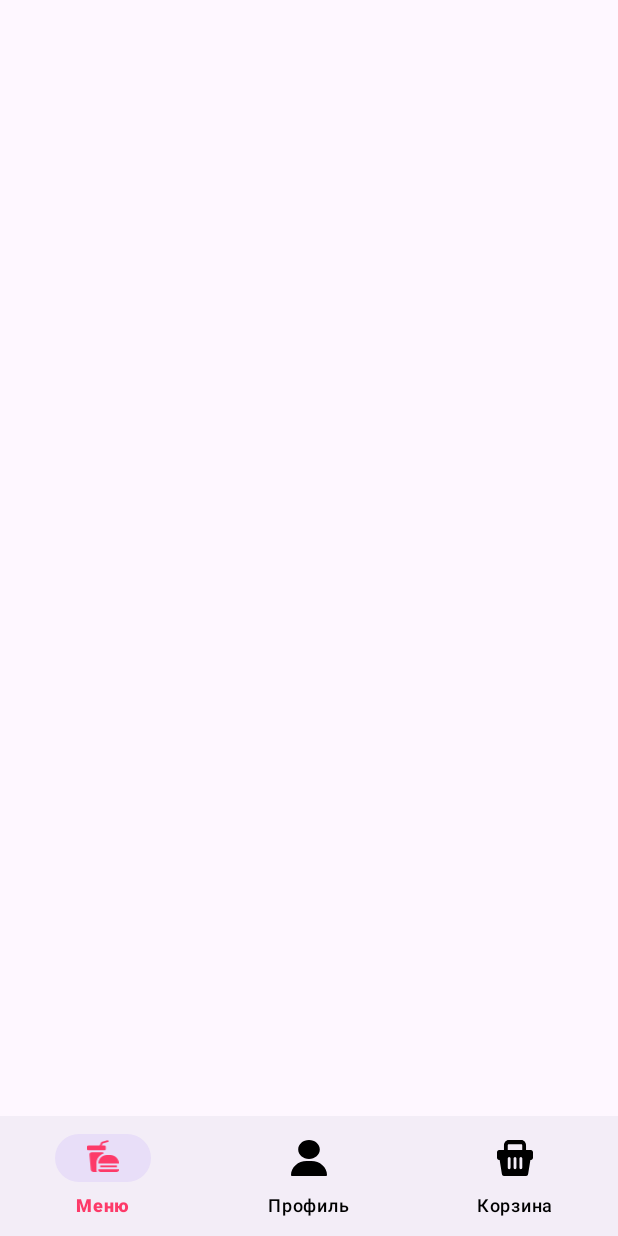
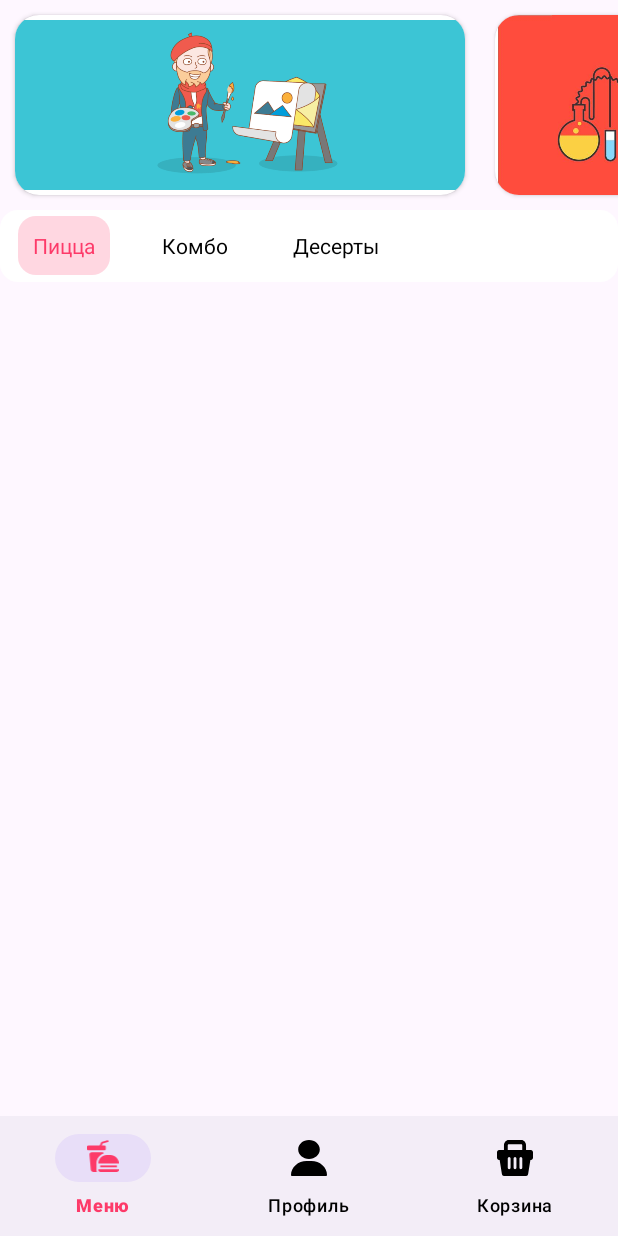
Before and after one commit to YuriyDev451/FoodTestApp, an Android app: the screen it shows after launch (MainActivity), on a phone screen of 412 x 824 dp. Run offline under Robolectric (Android 15) with nearby library versions, the phone set to English and light mode, and no system bars; our stand-ins replace Dagger/Hilt's generated code.

Commit message:
add Banner, TabLayout

```diff
--- a/app/build.gradle.kts
+++ b/app/build.gradle.kts
@@ -43,6 +43,8 @@ android {
 
 dependencies {
     implementation("com.google.dagger:hilt-android:2.46")
+    implementation("androidx.navigation:navigation-fragment-ktx:2.7.7")
+    implementation("androidx.navigation:navigation-ui-ktx:2.7.7")
     kapt("com.google.dagger:hilt-android-compiler:2.46")
 
 
--- /dev/null
+++ b/app/src/main/java/com/gukunov/foodtestapp/entity/BannerImage.kt
@@ -0,0 +1,3 @@
+package com.gukunov.foodtestapp.entity
+
+data class BannerImage(var image: Int)
--- a/app/src/main/java/com/gukunov/foodtestapp/feature/MainScreenFragment.kt
+++ b/app/src/main/java/com/gukunov/foodtestapp/feature/MainScreenFragment.kt
@@ -5,8 +5,13 @@ import androidx.fragment.app.Fragment
 import android.view.LayoutInflater
 import android.view.View
 import android.view.ViewGroup
+import android.widget.TextView
+import androidx.recyclerview.widget.GridLayoutManager
+import androidx.recyclerview.widget.LinearLayoutManager
 import com.gukunov.foodtestapp.R
 import com.gukunov.foodtestapp.databinding.FragmentMainScreenBinding
+import com.gukunov.foodtestapp.entity.BannerImage
+import com.gukunov.foodtestapp.feature.adapter.BannerAdapter
 import dagger.hilt.android.AndroidEntryPoint
 import dagger.hilt.android.WithFragmentBindings
 
@@ -15,6 +20,7 @@ import dagger.hilt.android.WithFragmentBindings
 class MainScreenFragment : Fragment() {
 
     private lateinit var binding: FragmentMainScreenBinding
+    private lateinit var adapter: BannerAdapter
 
     override fun onCreateView(
         inflater: LayoutInflater, container: ViewGroup?,
@@ -26,4 +32,36 @@ class MainScreenFragment : Fragment() {
     }
 
 
+    val list = listOf<BannerImage>(
+        BannerImage(image = R.drawable.banner_first),
+        BannerImage(image = R.drawable.banner_second)
+    )
+
+
+    override fun onViewCreated(view: View, savedInstanceState: Bundle?) {
+        super.onViewCreated(view, savedInstanceState)
+        initRecyclerAdapter()
+
+
+        val tab1 = binding.tabLayout.newTab().setText("Пицца")
+        val tab2 = binding.tabLayout.newTab().setText("Комбо")
+        val tab3 = binding.tabLayout.newTab().setText("Десерты")
+
+        binding.tabLayout.addTab(tab1)
+        binding.tabLayout.addTab(tab2)
+        binding.tabLayout.addTab(tab3)
+
+        for (i in 0..3 ){
+            val textView = LayoutInflater.from(requireContext()).inflate(R.layout.tab_title, null)
+            as TextView
+            binding.tabLayout.getTabAt(i)?.customView = textView
+        }
+
+    }
+
+    fun initRecyclerAdapter() {
+        adapter = BannerAdapter(list)
+        binding.horizontalRecyclerView.layoutManager = LinearLayoutManager(context, LinearLayoutManager.HORIZONTAL, false)
+        binding.horizontalRecyclerView.adapter = adapter
+    }
 }
--- a/app/src/main/java/com/gukunov/foodtestapp/feature/MainScreenViewModel.kt
+++ b/app/src/main/java/com/gukunov/foodtestapp/feature/MainScreenViewModel.kt
@@ -1,8 +1,9 @@
 package com.gukunov.foodtestapp.feature
 
+import androidx.lifecycle.ViewModel
 import dagger.hilt.android.lifecycle.HiltViewModel
 
 
-class MainScreenViewModel {
+class MainScreenViewModel:ViewModel() {
 
 }
--- /dev/null
+++ b/app/src/main/java/com/gukunov/foodtestapp/feature/adapter/BannerAdapter.kt
@@ -0,0 +1,53 @@
+package com.gukunov.foodtestapp.feature.adapter
+
+import android.view.LayoutInflater
+import android.view.ViewGroup
+import androidx.recyclerview.widget.AsyncListDiffer
+import androidx.recyclerview.widget.DiffUtil
+import androidx.recyclerview.widget.RecyclerView
+import com.gukunov.foodtestapp.databinding.BannerCardItemBinding
+import com.gukunov.foodtestapp.entity.BannerImage
+
+class BannerAdapter(private val dataList: List<BannerImage>) : RecyclerView.Adapter<BannerAdapter.AllBurgerAdapterViewHolder>() {
+
+
+
+
+    override fun onCreateViewHolder(parent: ViewGroup, viewType: Int): AllBurgerAdapterViewHolder {
+        val inflate = LayoutInflater.from(parent.context)
+        val binding = BannerCardItemBinding.inflate(inflate, parent, false)
+        return AllBurgerAdapterViewHolder(binding)
+    }
+
+    override fun getItemCount(): Int {
+        return dataList.size
+    }
+
+    override fun onBindViewHolder(holder: AllBurgerAdapterViewHolder, position: Int) {
+
+        val currentItem = dataList[position]
+        holder.bind(currentItem)
+    }
+
+
+
+
+    inner class AllBurgerAdapterViewHolder(private val binding: BannerCardItemBinding) :
+        RecyclerView.ViewHolder(binding.root) {
+
+
+        fun bind(viewModel: BannerImage){
+
+
+            val context = binding.root.context
+            val resourceId = context.resources.getIdentifier(viewModel.image.toString(), "drawable", context.packageName)
+            binding.imageView.setImageResource(resourceId)
+
+
+
+
+        }
+
+
+    }
+}
--- /dev/null
+++ b/app/src/main/res/color/tab_text_selector.xml
@@ -0,0 +1,5 @@
+<?xml version="1.0" encoding="utf-8"?>
+<selector xmlns:android="http://schemas.android.com/apk/res/android">
+<item android:color="#FD3A69" android:state_selected="true"/>
+    <item android:color="@color/black"/>
+</selector>
--- /dev/null
+++ b/app/src/main/res/drawable/tab_background.xml
@@ -0,0 +1,6 @@
+<?xml version="1.0" encoding="utf-8"?>
+<shape xmlns:android="http://schemas.android.com/apk/res/android"
+    android:shape="rectangle">
+    <solid android:color="@color/white"/>
+        <corners android:radius="12dp"/>
+</shape>
--- /dev/null
+++ b/app/src/main/res/drawable/tab_background_selector.xml
@@ -0,0 +1,6 @@
+<?xml version="1.0" encoding="utf-8"?>
+<selector xmlns:android="http://schemas.android.com/apk/res/android">
+<item android:state_selected="true"
+    android:drawable="@drawable/tab_selected_background"/>
+
+</selector>
--- /dev/null
+++ b/app/src/main/res/drawable/tab_selected_background.xml
@@ -0,0 +1,7 @@
+<?xml version="1.0" encoding="utf-8"?>
+<shape xmlns:android="http://schemas.android.com/apk/res/android"
+    android:shape="rectangle">
+    <corners android:radius="12dp"/>
+    <solid android:color="#33FD3A69"/>
+
+</shape>
--- a/app/src/main/res/layout/activity_main.xml
+++ b/app/src/main/res/layout/activity_main.xml
@@ -7,13 +7,27 @@
     tools:context=".feature.MainActivity">
 
     <com.google.android.material.bottomnavigation.BottomNavigationView
+        android:id="@+id/bottomNavigationView"
         android:layout_width="match_parent"
         android:layout_height="wrap_content"
+        app:itemIconTint="@drawable/bottom_nav_item_color_selector"
+        app:itemTextColor="@drawable/bottom_nav_item_color_selector"
         app:layout_constraintBottom_toBottomOf="parent"
         app:layout_constraintEnd_toEndOf="parent"
         app:layout_constraintStart_toStartOf="parent"
-        app:menu="@menu/bottom_menu"
-        app:itemIconTint="@drawable/bottom_nav_item_color_selector"
-        app:itemTextColor="@drawable/bottom_nav_item_color_selector"
-        />
+        app:menu="@menu/bottom_menu">
+
+    </com.google.android.material.bottomnavigation.BottomNavigationView>
+
+    <androidx.fragment.app.FragmentContainerView
+        android:id="@+id/fragmentContainerView"
+        android:name="androidx.navigation.fragment.NavHostFragment"
+        android:layout_width="match_parent"
+        android:layout_height="0dp"
+        app:defaultNavHost="true"
+        app:navGraph="@navigation/nav"
+        app:layout_constraintBottom_toTopOf="@+id/bottomNavigationView"
+        app:layout_constraintEnd_toEndOf="parent"
+        app:layout_constraintStart_toStartOf="parent"
+        app:layout_constraintTop_toTopOf="parent" />
 </androidx.constraintlayout.widget.ConstraintLayout>
--- /dev/null
+++ b/app/src/main/res/layout/banner_card_item.xml
@@ -0,0 +1,25 @@
+<?xml version="1.0" encoding="utf-8"?>
+<androidx.cardview.widget.CardView xmlns:android="http://schemas.android.com/apk/res/android"
+    xmlns:tools="http://schemas.android.com/tools"
+    android:layout_width="300dp"
+    android:layout_height="120dp"
+    xmlns:app="http://schemas.android.com/apk/res-auto"
+    android:layout_margin="10dp"
+    app:cardCornerRadius="16dp">
+
+
+    <androidx.constraintlayout.widget.ConstraintLayout
+        android:layout_width="match_parent"
+        android:layout_height="match_parent">
+
+        <ImageView
+            android:id="@+id/imageView"
+            android:layout_width="wrap_content"
+            android:layout_height="wrap_content"
+            app:layout_constraintBottom_toBottomOf="parent"
+            app:layout_constraintEnd_toEndOf="parent"
+            app:layout_constraintStart_toStartOf="parent"
+            app:layout_constraintTop_toTopOf="parent"
+            app:srcCompat="@drawable/banner_first" />
+    </androidx.constraintlayout.widget.ConstraintLayout>
+</androidx.cardview.widget.CardView>
--- a/app/src/main/res/layout/fragment_main_screen.xml
+++ b/app/src/main/res/layout/fragment_main_screen.xml
@@ -28,5 +28,25 @@
 
         </com.google.android.material.appbar.CollapsingToolbarLayout>
 
+        <com.google.android.material.tabs.TabLayout
+            android:id="@+id/tab_layout"
+            android:layout_width="match_parent"
+            android:layout_height="wrap_content"
+            android:layout_gravity="top"
+            app:tabMode="scrollable"
+            app:tabGravity="fill"
+            app:tabIndicatorHeight="0dp"
+            android:background="@drawable/tab_background"
+             />
+
+
+        <androidx.recyclerview.widget.RecyclerView
+            android:id="@+id/mealList"
+            android:layout_width="match_parent"
+            android:layout_height="wrap_content" />
+
     </com.google.android.material.appbar.AppBarLayout>
+
+
+
 </androidx.coordinatorlayout.widget.CoordinatorLayout>
--- /dev/null
+++ b/app/src/main/res/layout/tab_title.xml
@@ -0,0 +1,11 @@
+<?xml version="1.0" encoding="utf-8"?>
+<TextView xmlns:android="http://schemas.android.com/apk/res/android"
+    android:id="@android:id/text1"
+    android:layout_width="match_parent"
+    android:layout_height="match_parent"
+    android:gravity="center"
+    android:padding="10dp"
+    android:background="@drawable/tab_background_selector"
+    android:textColor="@color/tab_text_selector">
+
+</TextView>
--- /dev/null
+++ b/app/src/main/res/navigation/nav.xml
@@ -0,0 +1,13 @@
+<?xml version="1.0" encoding="utf-8"?>
+<navigation xmlns:android="http://schemas.android.com/apk/res/android"
+    xmlns:app="http://schemas.android.com/apk/res-auto"
+    xmlns:tools="http://schemas.android.com/tools"
+    android:id="@+id/nav"
+    app:startDestination="@id/mainScreenFragment">
+
+    <fragment
+        android:id="@+id/mainScreenFragment"
+        android:name="com.gukunov.foodtestapp.feature.MainScreenFragment"
+        android:label="fragment_main_screen"
+        tools:layout="@layout/fragment_main_screen" />
+</navigation>
```
